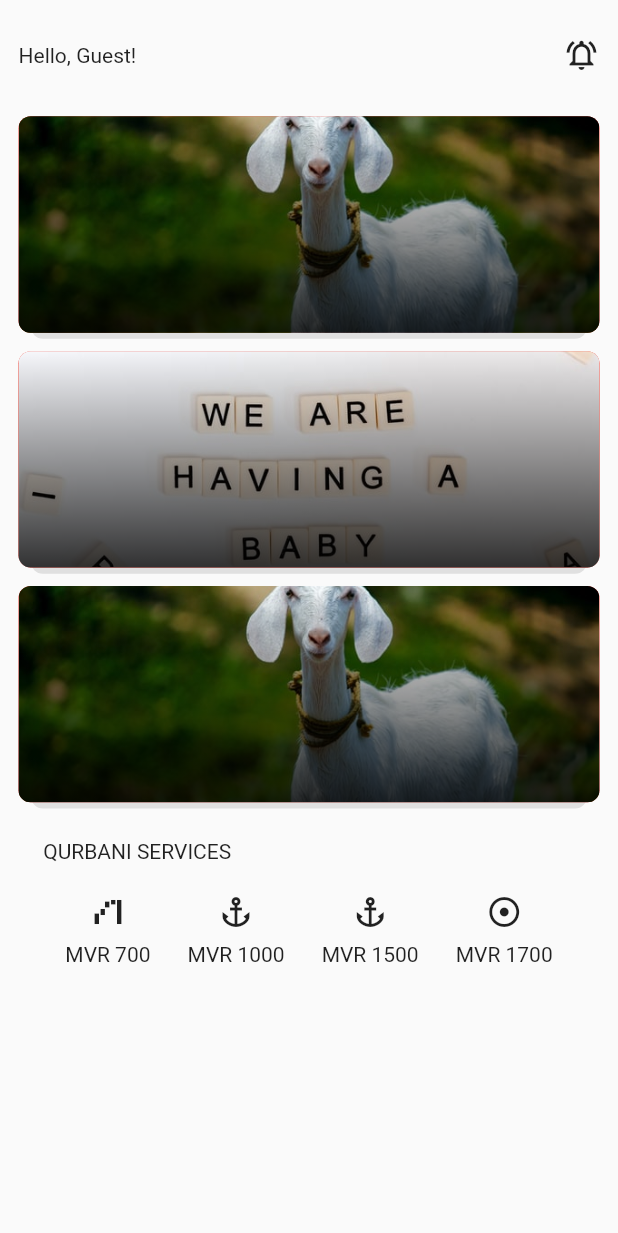
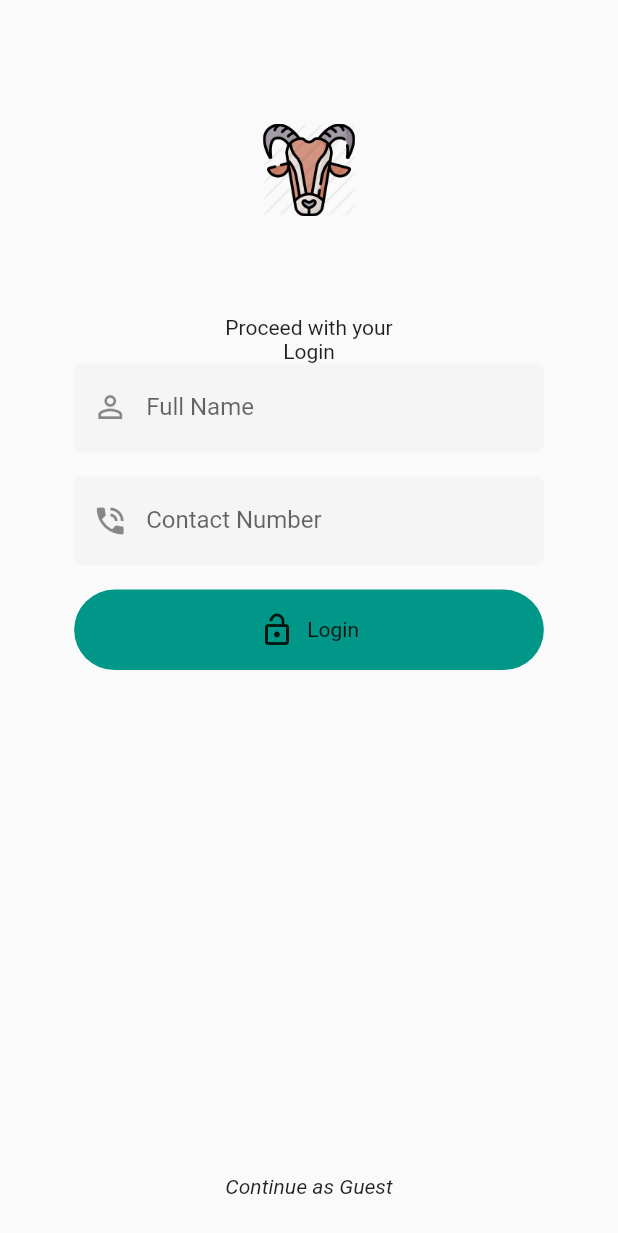
Before and after one commit to pharreX19/qurbani_app, a Flutter app: the screen it shows after launch, on a phone screen of 412 x 824 dp. Shown: the top 1233 px of the screen. Run offline on Flutter 3.47's test engine with Material 2 defaults, Android fonts, the phone set to English and light mode, and no system bars; our stand-ins replace get, image_picker.

Commit message:
login page initiated

```diff
--- a/lib/main.dart
+++ b/lib/main.dart
@@ -1,6 +1,8 @@
 import 'package:flutter/material.dart';
 import 'package:qurbani/config/size_config.dart';
+import 'package:qurbani/screens/authentication/login.dart';
 import 'package:qurbani/screens/dashboard/dashboard.dart';
+import 'package:qurbani/screens/home.dart';
 
 void main() {
   runApp(MyApp());
@@ -25,7 +27,7 @@ class MyApp extends StatelessWidget {
         // is not restarted.
         primarySwatch: Colors.blue,
       ),
-      home: Dashboard(),
+      home: Login(),
     );
   }
 }
@@ -64,6 +66,7 @@ class _MyHomePageState extends State<MyHomePage> {
 
   @override
   Widget build(BuildContext context) {
+
     // This method is rerun every time setState is called, for instance as done
     // by the _incrementCounter method above.
     //
--- /dev/null
+++ b/lib/screens/authentication/login.dart
@@ -0,0 +1,91 @@
+import 'package:flutter/material.dart';
+import 'package:qurbani/config/size_config.dart';
+import 'package:qurbani/screens/dashboard/dashboard.dart';
+import 'package:qurbani/screens/home.dart';
+
+class Login extends StatelessWidget {
+  @override
+  Widget build(BuildContext context) {
+    SizeConfig().init(context);
+
+    return Scaffold(
+      body: Container(
+        margin: EdgeInsets.only(
+          top: SizeConfig.blockSizeVertical * 8
+        ),
+        child: Padding(
+          padding: EdgeInsets.symmetric(
+              vertical: SizeConfig.blockSizeVertical * 2,
+              horizontal: SizeConfig.blockSizeVertical * 6
+          ),
+          child: Column(
+            children: [
+              Center(
+                  child: Image.asset('assets/images/logo.png',
+                    width: SizeConfig.blockSizeHorizontal * 15,)),
+              SizedBox(height: SizeConfig.blockSizeVertical * 8,),
+              Text('Proceed with your'),
+              Text('Login'),
+
+              TextField(
+                decoration: InputDecoration(
+                  fillColor: Colors.grey[100],
+                  filled: true,
+                  labelText: 'Full Name',
+                  floatingLabelBehavior: FloatingLabelBehavior.never,
+                  prefixIcon: Icon(Icons.perm_identity),
+                  border: OutlineInputBorder(
+                    borderSide: BorderSide.none,
+                    borderRadius: BorderRadius.circular(5.0)
+                  )
+                ),
+              ),
+              SizedBox(height: SizeConfig.blockSizeVertical * 2,),
+              TextField(
+                decoration: InputDecoration(
+                    fillColor: Colors.grey[100],
+                    filled: true,
+                    labelText: 'Contact Number',
+                    floatingLabelBehavior: FloatingLabelBehavior.never,
+                    prefixIcon: Icon(Icons.phone_in_talk),
+                    border: OutlineInputBorder(
+                        borderSide: BorderSide.none,
+                        borderRadius: BorderRadius.circular(5.0)
+                    )
+                ),
+              ),
+              SizedBox(height: SizeConfig.blockSizeVertical * 2,),
+              Container(
+                height: SizeConfig.blockSizeVertical * 6.5,
+                decoration: BoxDecoration(
+                  color: Colors.teal,
+                  borderRadius: BorderRadius.circular(50.0)
+                ),
+                child: Center(child: Row(
+                  mainAxisAlignment: MainAxisAlignment.center,
+                  children: [
+                    Icon(Icons.lock_open_outlined),
+                    SizedBox(width: SizeConfig.blockSizeHorizontal * 2,),
+                    Text('Login'),
+                  ],
+                )),
+              ),
+              Spacer(),
+              InkWell(
+                onTap: (){
+                  Navigator.of(context).pushReplacement(MaterialPageRoute(builder: (context) => Home()));
+                },
+                child: Padding(
+                  padding: EdgeInsets.all(SizeConfig.blockSizeHorizontal * 2),
+                  child: Align(
+                      alignment: Alignment.bottomCenter,
+                      child: Text('Continue as Guest', style: TextStyle(fontStyle: FontStyle.italic),)),
+                ),
+              )
+            ],
+          ),
+        ),
+      ),
+    );
+  }
+}
--- a/lib/screens/dashboard/dashboard.dart
+++ b/lib/screens/dashboard/dashboard.dart
@@ -71,7 +71,6 @@ class _DashboardState extends State<Dashboard> {
 
   @override
   Widget build(BuildContext context) {
-    SizeConfig().init(context);
     return Scaffold(
       resizeToAvoidBottomInset: false,
       body: SafeArea(
--- a/pubspec.yaml
+++ b/pubspec.yaml
@@ -51,6 +51,7 @@ flutter:
   assets:
     - assets/images/information.jpg
     - assets/images/names.jpg
+    - assets/images/logo.png
 
   # An image asset can refer to one or more resolution-specific "variants", see
   # https://flutter.dev/assets-and-images/#resolution-aware.
```
Also changed, not shown: lib/screens/home.dart (added, +49 -0 lines), lib/screens/requests/requests.dart (added, +8 -0 lines), lib/screens/settings/settings.dart (added, +8 -0 lines), assets/images/logo.png (added).
